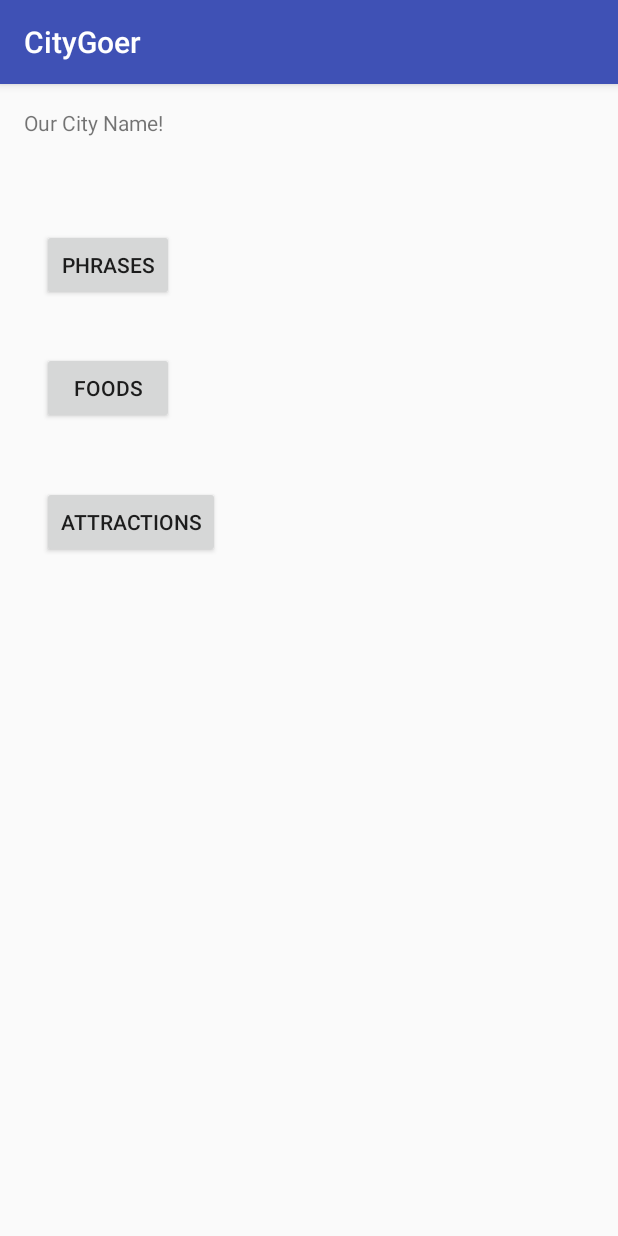
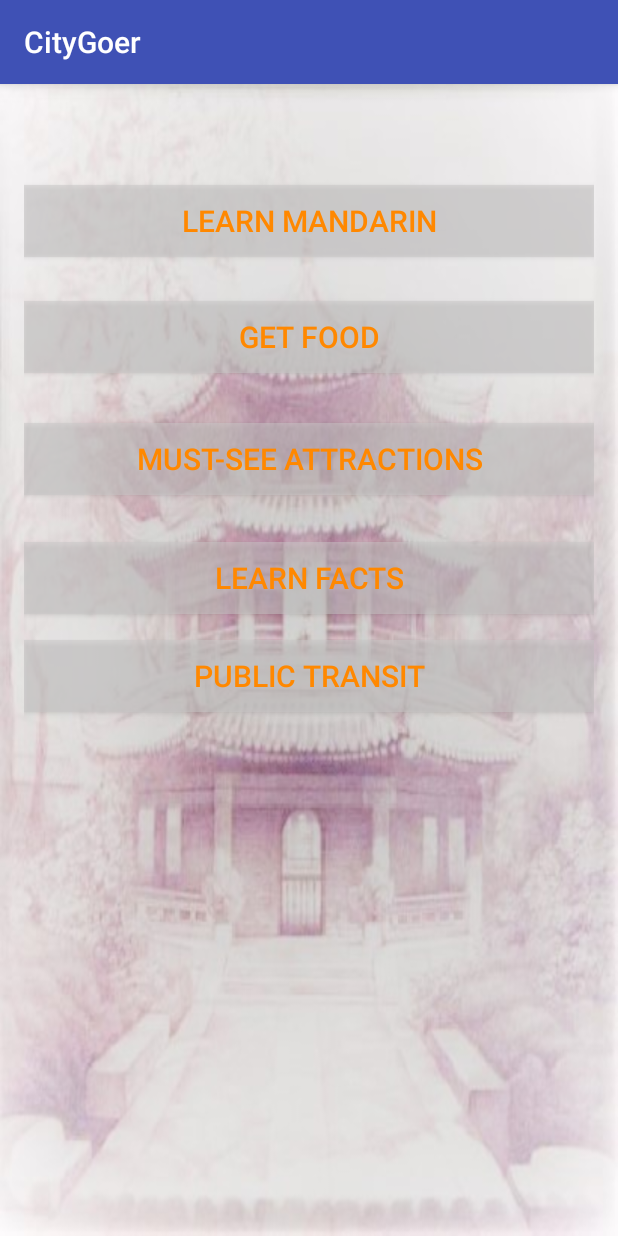
Before and after one commit to paceuniversity/CS3892017team1, an Android app: the screen it shows after launch (MainActivity), on a phone screen of 412 x 824 dp. Run offline under Robolectric (Android 15) with nearby library versions, the phone set to English and light mode, and no system bars.

Commit message:
5th Commit

```diff
--- a/app/src/main/AndroidManifest.xml
+++ b/app/src/main/AndroidManifest.xml
@@ -17,7 +17,9 @@
         </activity>
         <activity android:name=".phrasesActivity" />
         <activity android:name=".foodActivity" />
-        <activity android:name=".attractionActivity"></activity>
+        <activity android:name=".attractionActivity" />
+        <activity android:name=".factsActivity" />
+        <activity android:name=".publicTransitActivity"></activity>
     </application>
 
 </manifest>
--- a/app/src/main/res/layout/activity_main.xml
+++ b/app/src/main/res/layout/activity_main.xml
@@ -4,48 +4,80 @@
     android:id="@+id/activity_main"
     android:layout_width="match_parent"
     android:layout_height="match_parent"
+    android:background="@drawable/mainbackgrounda"
     android:paddingBottom="@dimen/activity_vertical_margin"
     android:paddingLeft="@dimen/activity_horizontal_margin"
     android:paddingRight="@dimen/activity_horizontal_margin"
     android:paddingTop="@dimen/activity_vertical_margin"
     tools:context="com.example.jacksonhoang.citygoer.MainActivity">
 
-    <TextView
-        android:id="@+id/textView"
-        android:layout_width="wrap_content"
-        android:layout_height="wrap_content"
-        android:layout_alignParentStart="true"
-        android:layout_alignParentTop="true"
-        android:text="Our City Name!" />
 
     <Button
-        android:id="@+id/button"
-        android:layout_width="wrap_content"
+        android:id="@+id/phrases"
+
+        android:layout_width="match_parent"
         android:layout_height="wrap_content"
-        android:layout_alignParentStart="true"
-        android:layout_below="@+id/textView"
-        android:layout_marginStart="12dp"
-        android:layout_marginTop="61dp"
+        android:layout_centerHorizontal="true"
+        android:layout_marginTop="51dp"
+        android:background="#80cac7c7"
         android:onClick="phraseSelection"
-        android:text="phrases" />
+        android:text="Learn Mandarin"
+        android:textColor="#ff8800"
+        android:textSize="20dp" />
 
     <Button
-        android:id="@+id/button2"
-        android:layout_width="wrap_content"
+        android:id="@+id/foods"
+
+        android:layout_width="match_parent"
         android:layout_height="wrap_content"
-        android:layout_alignStart="@+id/button"
-        android:layout_below="@+id/button"
-        android:layout_marginTop="34dp"
+        android:layout_below="@+id/phrases"
+        android:layout_centerHorizontal="true"
+        android:layout_marginTop="29dp"
+        android:background="#80cac7c7"
         android:onClick="foodSelection"
-        android:text="foods" />
+        android:text="Get Food"
+        android:textColor="#ff8800"
+        android:textSize="20dp" />
 
     <Button
-        android:id="@+id/button3"
-        android:layout_width="wrap_content"
+        android:id="@+id/attractions"
+
+        android:layout_width="match_parent"
         android:layout_height="wrap_content"
-        android:layout_alignStart="@+id/button2"
-        android:layout_below="@+id/button2"
-        android:layout_marginTop="41dp"
+        android:layout_below="@+id/foods"
+        android:layout_centerHorizontal="true"
+        android:layout_marginTop="33dp"
+        android:background="#80cac7c7"
         android:onClick="attractionSelection"
-        android:text="attractions" />
+        android:text="Must-see Attractions"
+        android:textColor="#ff8800"
+        android:textSize="20dp" />
+
+    <Button
+        android:id="@+id/facts"
+
+        android:layout_width="match_parent"
+        android:layout_height="wrap_content"
+        android:layout_below="@+id/attractions"
+        android:layout_centerHorizontal="true"
+        android:layout_marginTop="31dp"
+        android:background="#80cac7c7"
+        android:onClick="factsSelection"
+        android:text="Learn Facts"
+        android:textColor="#ff8800"
+        android:textSize="20dp" />
+
+    <Button
+        android:id="@+id/publicTransit"
+
+        android:layout_width="match_parent"
+        android:layout_height="wrap_content"
+        android:layout_below="@+id/facts"
+        android:layout_centerHorizontal="true"
+        android:layout_marginTop="17dp"
+        android:background="#80cac7c7"
+        android:onClick="publicTransitSelection"
+        android:text="Public Transit"
+        android:textColor="#ff8800"
+        android:textSize="20dp" />
 </RelativeLayout>
--- a/app/src/main/res/values/dimens.xml
+++ b/app/src/main/res/values/dimens.xml
@@ -2,4 +2,5 @@
     <!-- Default screen margins, per the Android Design guidelines. -->
     <dimen name="activity_horizontal_margin">16dp</dimen>
     <dimen name="activity_vertical_margin">16dp</dimen>
+    <dimen name="fab_margin">16dp</dimen>
 </resources>
--- a/app/src/main/res/values/strings.xml
+++ b/app/src/main/res/values/strings.xml
@@ -1,3 +1,4 @@
 <resources>
     <string name="app_name">CityGoer</string>
+    <string name="title_activity_public_transit">publicTransitActivity</string>
 </resources>
--- a/build.gradle
+++ b/build.gradle
@@ -5,7 +5,7 @@ buildscript {
         jcenter()
     }
     dependencies {
-        classpath 'com.android.tools.build:gradle:2.2.3'
+        classpath 'com.android.tools.build:gradle:2.3.0'
 
         // NOTE: Do not place your application dependencies here; they belong
         // in the individual module build.gradle files
```
Also changed, not shown: app/src/main/java/com/example/jacksonhoang/citygoer/MainActivity.java (+10 -0 lines), app/src/main/java/com/example/jacksonhoang/citygoer/factsActivity.java (added, +13 -0 lines), app/src/main/java/com/example/jacksonhoang/citygoer/publicTransitActivity.java (added, +13 -0 lines), app/src/main/res/layout/activity_facts.xml (added, +8 -0 lines), app/src/main/res/layout/activity_public_transit.xml (added, +8 -0 lines), app/src/main/res/values/styles.xml (+9 -0 lines), app/src/main/res/drawable/mainbackgrounda.jpg (added), gradle/wrapper/gradle-wrapper.properties, 2 other files.
